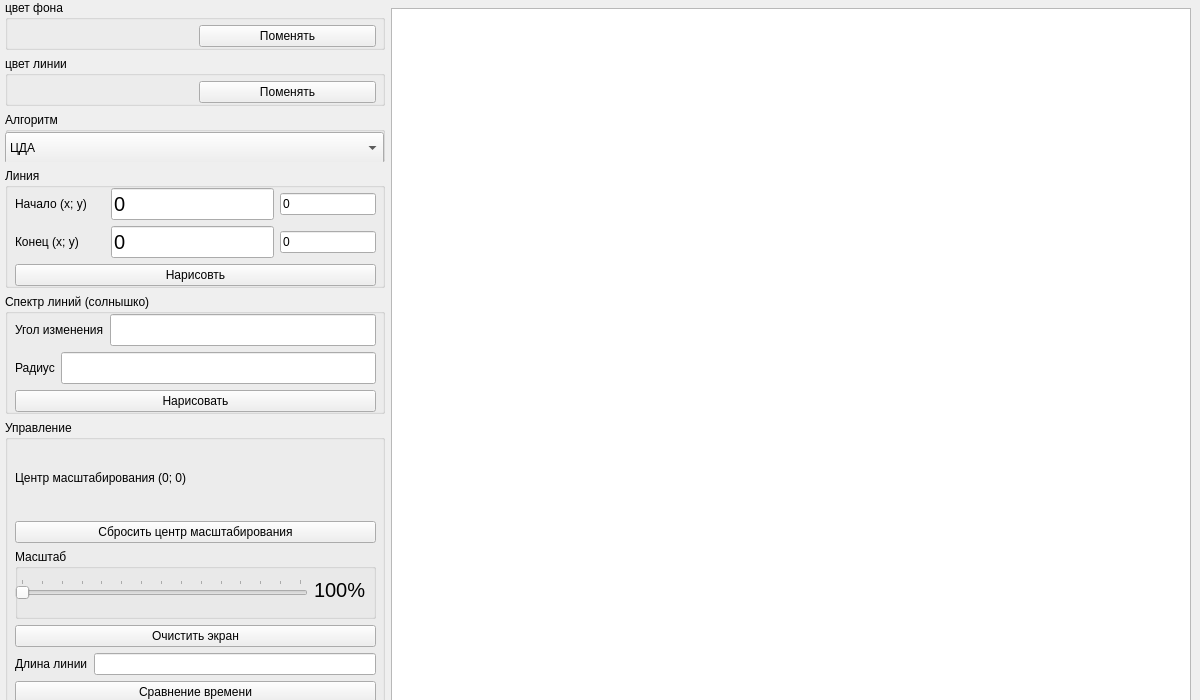
This is Computer_graphics/lab_03/mainwindow.ui in SerPan23/BMSTU_SEM_4 as Qt 5 draws it before an edit. The edited form follows.
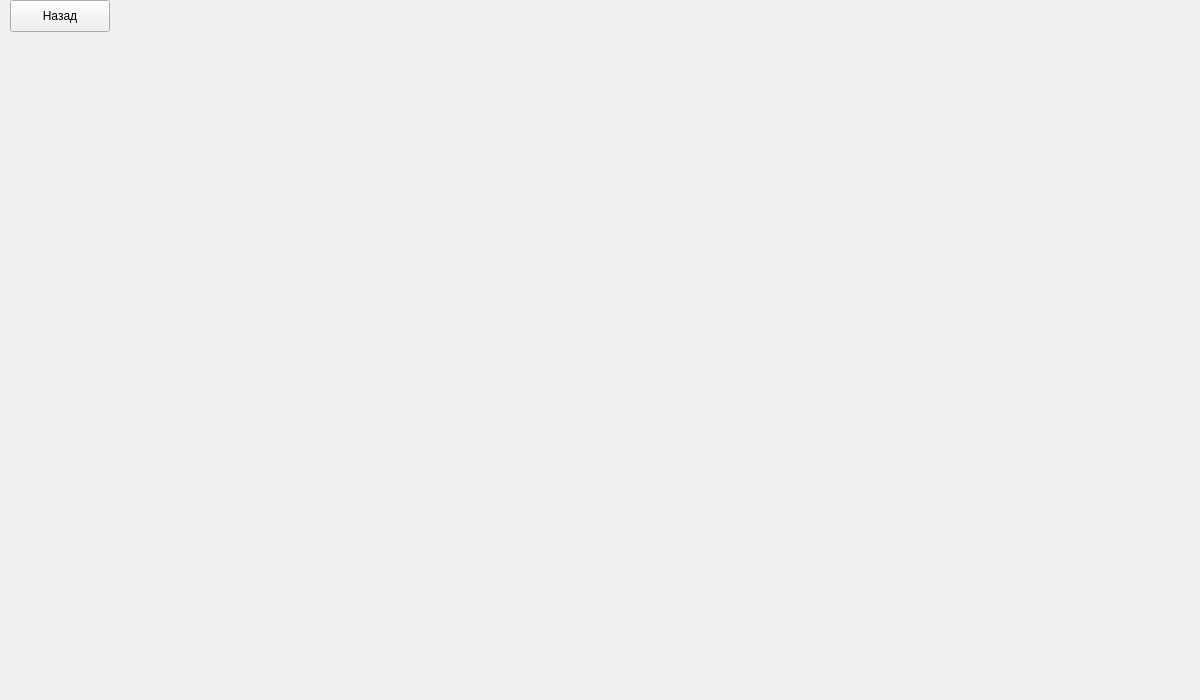
This is the edited form. The open tabs and pages were chosen to show the change.

Commit message: add screens for graphics lab_03 cg

Diff of the .ui file:
```diff
--- a/Computer_graphics/lab_03/mainwindow.ui
+++ b/Computer_graphics/lab_03/mainwindow.ui
@@ -14,16 +14,29 @@
    <string>MainWindow</string>
   </property>
   <widget class="QWidget" name="centralwidget">
+   <widget class="QStackedWidget" name="pages">
+    <property name="geometry">
+     <rect>
+      <x>0</x>
+      <y>0</y>
+      <width>1201</width>
+      <height>711</height>
+     </rect>
+    </property>
+    <property name="currentIndex">
+     <number>0</number>
+    </property>
+    <widget class="QWidget" name="main_page">
    <widget class="QWidget" name="horizontalLayoutWidget">
     <property name="geometry">
      <rect>
       <x>0</x>
       <y>0</y>
       <width>1191</width>
-      <height>716</height>
-     </rect>
-    </property>
-    <layout class="QHBoxLayout" name="horizontalLayout">
+        <height>702</height>
+       </rect>
+      </property>
+      <layout class="QHBoxLayout" name="main_page_layout">
      <item>
       <layout class="QVBoxLayout" name="verticalLayout">
        <property name="leftMargin">
@@ -536,6 +549,60 @@
       </widget>
      </item>
     </layout>
+     </widget>
+    </widget>
+    <widget class="QWidget" name="steps_cmp_page">
+     <widget class="QPushButton" name="back_btn">
+      <property name="geometry">
+       <rect>
+        <x>10</x>
+        <y>0</y>
+        <width>100</width>
+        <height>32</height>
+       </rect>
+      </property>
+      <property name="text">
+       <string>Назад</string>
+      </property>
+     </widget>
+     <widget class="QWidget" name="gridLayoutWidget">
+      <property name="geometry">
+       <rect>
+        <x>10</x>
+        <y>30</y>
+        <width>1181</width>
+        <height>661</height>
+       </rect>
+      </property>
+      <layout class="QGridLayout" name="grapchics_layout"/>
+     </widget>
+    </widget>
+    <widget class="QWidget" name="time_cmp_page">
+     <widget class="QPushButton" name="back_btn_2">
+      <property name="geometry">
+       <rect>
+        <x>0</x>
+        <y>0</y>
+        <width>100</width>
+        <height>32</height>
+       </rect>
+      </property>
+      <property name="text">
+       <string>Назад</string>
+      </property>
+     </widget>
+     <widget class="QWidget" name="verticalLayoutWidget_4">
+      <property name="geometry">
+       <rect>
+        <x>10</x>
+        <y>30</y>
+        <width>1181</width>
+        <height>661</height>
+       </rect>
+      </property>
+      <layout class="QVBoxLayout" name="time_layout"/>
+     </widget>
+    </widget>
    </widget>
   </widget>
  </widget>
```
Lines whose indentation alone changed are shown as unchanged. The commit also changes 6 other files.
